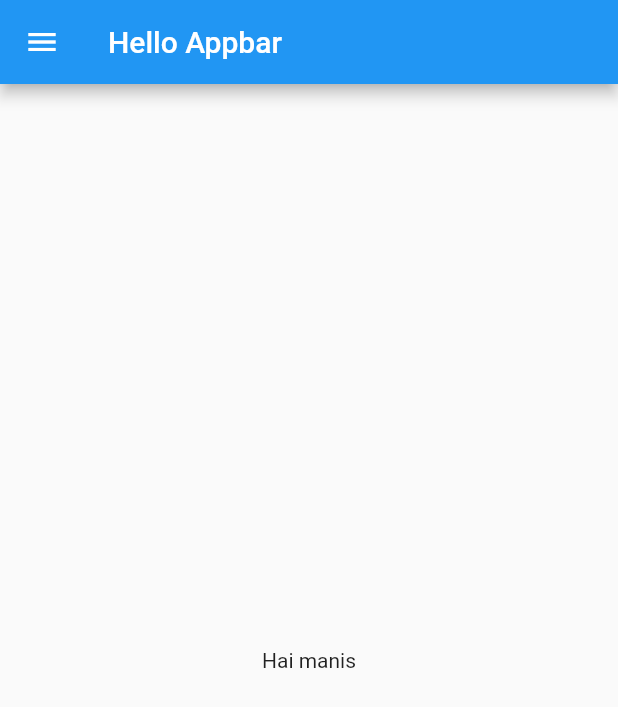
After one commit to farhandz/stream, a Flutter app: the DetailAnime screen opened directly, on a phone screen of 412 x 824 dp. The commit adds this screen. Shown: the top 707 px of the screen. Run offline on Flutter 3.47's test engine with Material 2 defaults, Android fonts, the phone set to English and light mode, and no system bars; our stand-ins replace flutter_spinkit, flutter_svg, google_fonts.

Commit message:
detail anime slicing

```diff
--- a/lib/main.dart
+++ b/lib/main.dart
@@ -1,3 +1,4 @@
+import 'package:animeku/pages/DetailAnime.dart';
 import 'package:animeku/pages/main/HomePage.dart';
 import 'package:animeku/pages/SplashPage.dart';
 import 'package:animeku/pages/main/MainPage.dart';
@@ -55,7 +56,8 @@ class _MyHomePageState extends State<MyHomePage> {
         debugShowCheckedModeBanner: false,
         routes:  {
           '/' : (context) =>  SplashPage(),
-          '/home' : (context) =>  MainPage()
+          '/home' : (context) =>  MainPage(),
+          '/detail' : (context) => DetailAnime()
         },
       ),
     );
--- /dev/null
+++ b/lib/pages/DetailAnime.dart
@@ -0,0 +1,28 @@
+import 'package:flutter/material.dart';
+
+class DetailAnime extends StatefulWidget {
+  const DetailAnime({ Key? key }) : super(key: key);
+
+  @override
+  State<DetailAnime> createState() => _DetailAnimeState();
+}
+
+class _DetailAnimeState extends State<DetailAnime> {
+  @override
+  Widget build(BuildContext context) {
+    PreferredSizeWidget appbar() {
+        return AppBar(
+          title: Text("Hello Appbar"),
+          leading: Icon(
+          Icons.menu,
+        ),
+      );
+    }
+    return Scaffold(
+      appBar: appbar(),
+      body: Center(
+        child: Text('Hai manis'),
+      ),
+    );
+  }
+}
--- a/lib/widget/cardAnime.dart
+++ b/lib/widget/cardAnime.dart
@@ -5,7 +5,8 @@ class CardAnime extends StatelessWidget {
 
   @override
   Widget build(BuildContext context) {
-    return Container(
+    return GestureDetector(
+      child: Container(
         margin: EdgeInsets.all(2),
         child: Stack(
                     fit: StackFit.expand,
@@ -83,6 +84,7 @@ class CardAnime extends StatelessWidget {
                       ),
                     ],
                   ),
+      ),
     );
   }
 }
```
Also changed, not shown: lib/pages/main/HomePage.dart (+10 -5 lines). Lines whose indentation alone changed are shown as unchanged.
